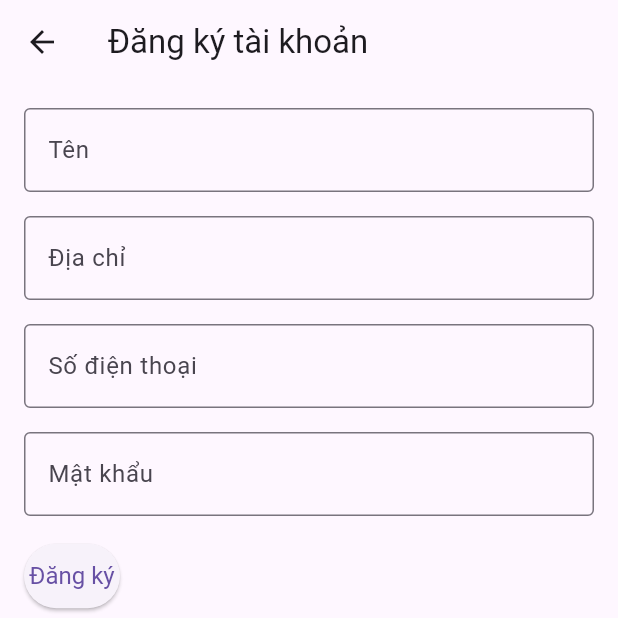
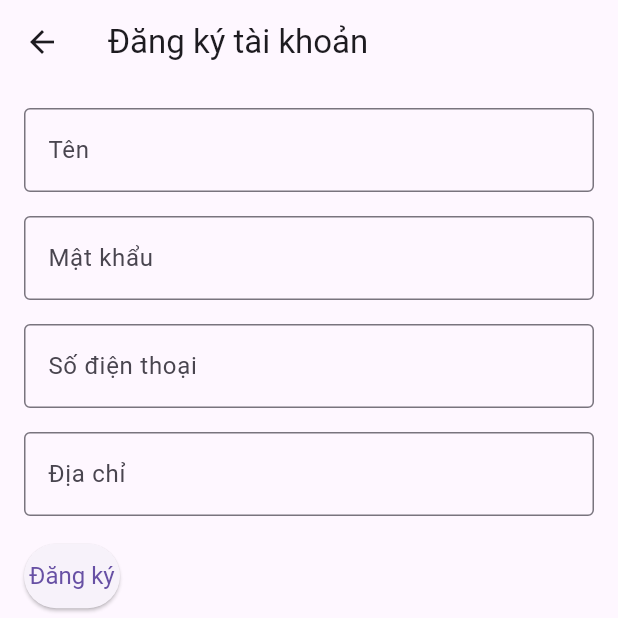
Before and after one commit to dinhtanplinh03/DoAnLTDD, a Flutter app: the screen it shows after launch, after a tap on "Chưa có tài khoản? Đăng ký ngay", on a phone screen of 412 x 824 dp, the top half of it. Run offline on Flutter 3.47's test engine with Material 3 defaults, Android fonts, the phone set to English and light mode, and no system bars; our stand-ins replace image_picker, shared_preferences, sqflite; accounts and stored records are empty.

Commit message:
continue update

```diff
--- /dev/null
+++ b/devtools_options.yaml
@@ -0,0 +1,3 @@
+description: This file stores settings for Dart & Flutter DevTools.
+documentation: https://docs.flutter.dev/tools/devtools/extensions#configure-extension-enablement-states
+extensions:
--- a/lib/Models/Customer.dart
+++ b/lib/Models/Customer.dart
@@ -44,25 +44,4 @@ class Customer {
       status: map['status'] ?? 1,  // Nếu status là null, mặc định là 1
     );
   }
-
-  // Phương thức để tạo một bản sao của đối tượng Customer (nếu cần)
-  Customer copyWith({
-    int? id,
-    String? phone,
-    String? password,
-    String? role,
-    String? name,
-    String? address,
-    int? status,
-  }) {
-    return Customer(
-      customer_id: id ?? customer_id,
-      phone: phone ?? this.phone,
-      password: password ?? this.password,
-      role: role ?? this.role,
-      name: name ?? this.name,
-      address: address ?? this.address,
-      status: status ?? this.status,
-    );
-  }
 }
--- a/lib/main.dart
+++ b/lib/main.dart
@@ -11,13 +11,10 @@ class MyApp extends StatelessWidget {
   // This widget is the root of your application.
   @override
   Widget build(BuildContext context) {
-    return MaterialApp(
+    return const MaterialApp(
       debugShowCheckedModeBanner: false, // Tắt banner debug
       title: 'App Bán Mỹ Phẩm',
-      theme: ThemeData(
-        primarySwatch: Colors.pink, // Tùy chỉnh màu sắc chính cho ứng dụng
-      ),
-      home: const LoginPage(), // Màn hình đăng nhập là màn hình chính
+      home: LoginPage(), // Màn hình đăng nhập là màn hình chính
     );
   }
   }
--- a/lib/screens/Admin/EditProduct.dart
+++ b/lib/screens/Admin/EditProduct.dart
@@ -5,7 +5,7 @@ import 'package:image_picker/image_picker.dart';
 class EditProductPage extends StatefulWidget {
   final int productId;
 
-  const EditProductPage({Key? key, required this.productId}) : super(key: key);
+  const EditProductPage({super.key, required this.productId});
 
   @override
   _EditProductPageState createState() => _EditProductPageState();
@@ -181,7 +181,7 @@ class _EditProductPageState extends State<EditProductPage> {
                   DropdownMenuItem(value: 0, child: Text('Khóa')),
                 ],
               ),
-              SizedBox(height: 20),
+              const SizedBox(height: 20),
               ElevatedButton(
                 onPressed: _updateProduct,
                 child: const Text('Cập nhật sản phẩm'),
--- a/lib/screens/Login.dart
+++ b/lib/screens/Login.dart
@@ -75,10 +75,13 @@ class _LoginPageState extends State<LoginPage> {
     return Scaffold(
       appBar: AppBar(
         title: const Text('Đăng Nhập'),
+        centerTitle: true,
       ),
       body: Padding(
         padding: const EdgeInsets.all(16.0),
-        child: Form(
+        child: Column(
+          children:[
+            Form(
             key: _formKey,
             child: Column(
               crossAxisAlignment: CrossAxisAlignment.stretch,
@@ -128,6 +131,8 @@ class _LoginPageState extends State<LoginPage> {
               ],
             ),
           ),
+          ]
+        ),
       ),
     );
   }
--- a/lib/screens/Register.dart
+++ b/lib/screens/Register.dart
@@ -95,16 +95,17 @@ class _RegisterPageState extends State<RegisterPage> {
               ),
               const SizedBox(height: 16.0),
 
-              // Trường địa chỉ người dùng
+              // Trường mật khẩu
               TextFormField(
-                controller: _addressController,
+                controller: _passwordController,
                 decoration: const InputDecoration(
-                  labelText: 'Địa chỉ',
+                  labelText: 'Mật khẩu',
                   border: OutlineInputBorder(),
                 ),
+                obscureText: true,
                 validator: (value) {
                   if (value == null || value.isEmpty) {
-                    return 'Địa chỉ không thể để trống';
+                    return 'Mật khẩu không thể để trống';
                   }
                   return null;
                 },
@@ -127,17 +128,16 @@ class _RegisterPageState extends State<RegisterPage> {
               ),
               const SizedBox(height: 16.0),
 
-              // Trường mật khẩu
+              // Trường địa chỉ người dùng
               TextFormField(
-                controller: _passwordController,
+                controller: _addressController,
                 decoration: const InputDecoration(
-                  labelText: 'Mật khẩu',
+                  labelText: 'Địa chỉ',
                   border: OutlineInputBorder(),
                 ),
-                obscureText: true,
                 validator: (value) {
                   if (value == null || value.isEmpty) {
-                    return 'Mật khẩu không thể để trống';
+                    return 'Địa chỉ không thể để trống';
                   }
                   return null;
                 },
--- a/pubspec.yaml
+++ b/pubspec.yaml
@@ -42,7 +42,6 @@ dependencies:
   image_picker: ^1.1.2
   image: ^4.5.2
   shared_preferences: ^2.3.4
-
 dev_dependencies:
   flutter_test:
     sdk: flutter
@@ -59,6 +58,8 @@ dev_dependencies:
 
 # The following section is specific to Flutter packages.
 flutter:
+  assets:
+    - assets/logo.png
 
   # The following line ensures that the Material Icons font is
   # included with your application, so that you can use the icons in
```
Also changed, not shown: lib/screens/Admin/Admin.dart (+39 -15 lines), lib/screens/Admin/OrderDetail.dart (added, +123 -0 lines), lib/screens/Home.dart (+4 -3 lines), lib/screens/Profile.dart (+4 -3 lines), assets/logo.png (added), pubspec.lock. Lines whose indentation alone changed are shown as unchanged.
